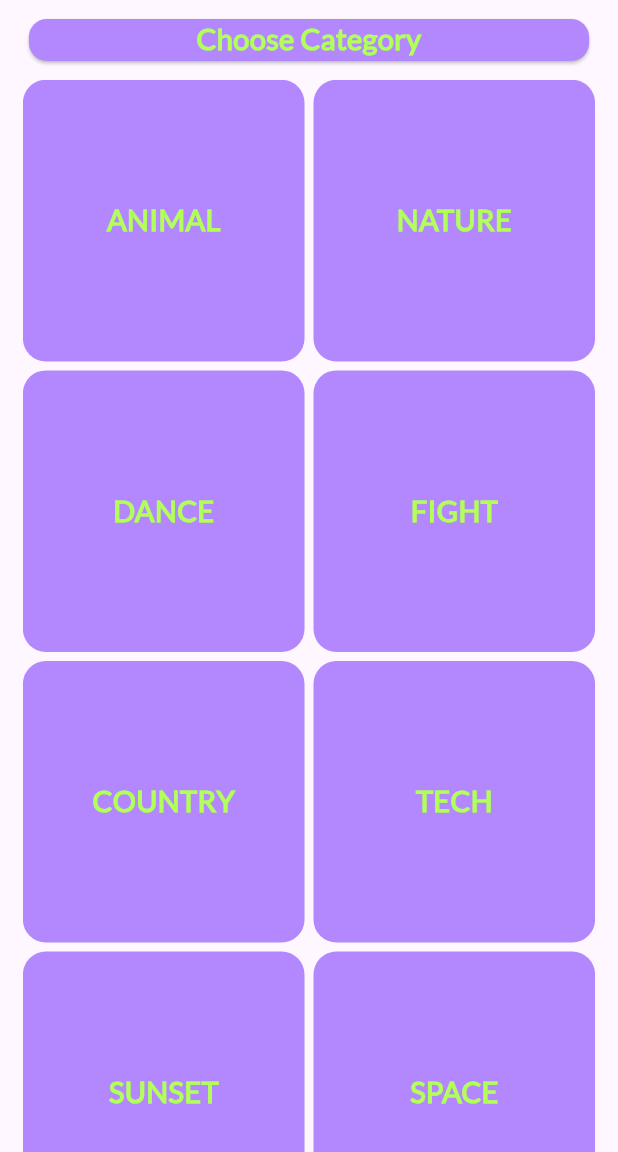
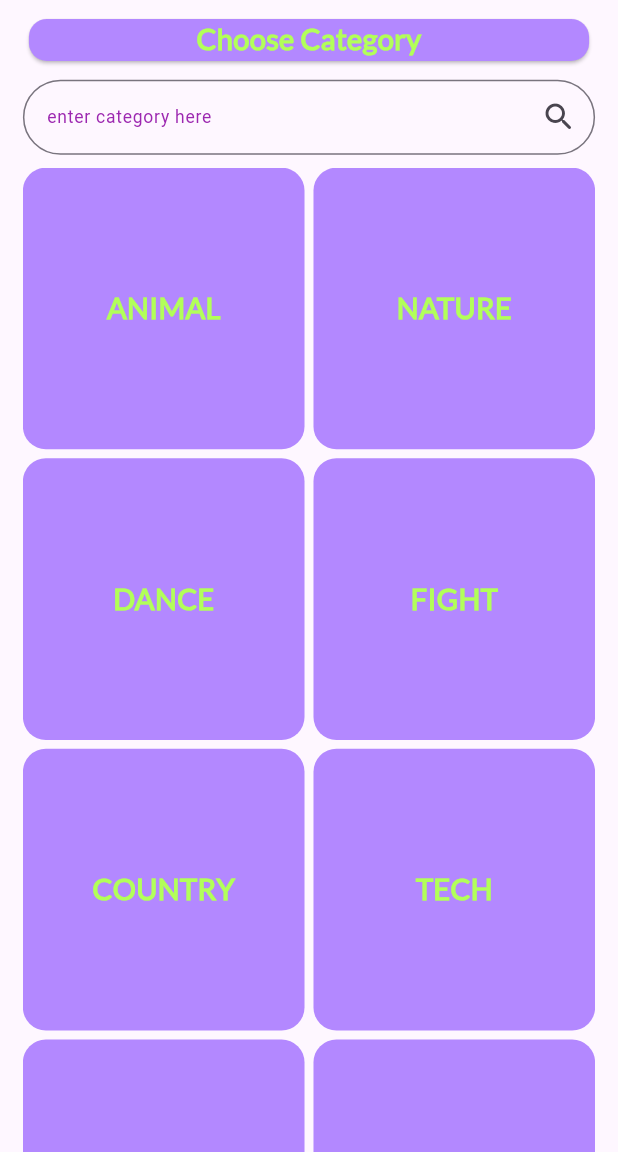
Before and after one commit to Tejaskt/vidzy, a Flutter app: the screen it shows after launch, on a phone screen of 412 x 824 dp, the part 84-1236 px from its top. Run offline on Flutter 3.47's test engine with Material 3 defaults, Android fonts, the phone set to English and light mode, and no system bars; our stand-ins replace cached_network_image, dio, equatable, flutter_bloc, responsive_sizer, shimmer and 1 more.

Commit message:
feat : search category function added.

```diff
--- a/lib/api/api_client.dart
+++ b/lib/api/api_client.dart
@@ -17,9 +17,8 @@ class APIClient {
     Dio dio = Dio(
         BaseOptions(
             baseUrl: ApiEndPoint.baseUrl,
-            connectTimeout: const Duration(seconds: 10),
-            sendTimeout: const Duration(seconds: 10),
-            receiveTimeout: const Duration(seconds: 10),
+            connectTimeout: const Duration(minutes: 5),
+            receiveTimeout: const Duration(minutes: 3),
           contentType: content
         )
     );
--- a/lib/res/app_strings.dart
+++ b/lib/res/app_strings.dart
@@ -30,6 +30,7 @@ class AppStrings {
 
   /// dashboard screen
   static const String chooseCategory = 'Choose Category';
+  static const String enterCategoryHint = 'enter category here';
 
   /// Video Item
   static const String qualityAuto = 'Auto';
--- a/lib/view/screens/dashboard/dashboard.dart
+++ b/lib/view/screens/dashboard/dashboard.dart
@@ -9,8 +9,12 @@ import 'package:vidzy/view/screens/reel/feed_screen.dart';
 class Dashboard extends StatelessWidget {
   const Dashboard({super.key});
 
+
   @override
   Widget build(BuildContext context) {
+
+    TextEditingController txtController = TextEditingController();
+
     return Scaffold(
       appBar: AppBar(
         backgroundColor: AppColors.deepPurpleAccent,
@@ -26,6 +30,7 @@ class Dashboard extends StatelessWidget {
           child: Column(
             children: [
               spaceH10,
+
               SizedBox(
                 width: .infinity,
                 child: Card(
@@ -41,6 +46,37 @@ class Dashboard extends StatelessWidget {
                 ),
               ),
               spaceH10,
+
+              TextField(
+                controller: txtController,
+                style: AppFonts.latoRegular.copyWith(color: AppColors.purple),
+                decoration: InputDecoration(
+                  hintText: AppStrings.enterCategoryHint,
+                  hintStyle: AppFonts.latoRegular.copyWith(
+                    color: AppColors.purple,
+                  ),
+                  suffixIcon: IconButton(
+                    onPressed: () {
+                      if (txtController.text.isNotEmpty &&
+                          txtController.text != '') {
+                        _navigationToVideoScreen(
+                          videoCategory: txtController.text,
+                          context: context,
+                        );
+                      }
+                    },
+                    icon: Icon(Icons.search_rounded),
+                  ),
+                  border: OutlineInputBorder(
+                    borderRadius: BorderRadius.circular(
+                      Constants.cornerRadius40,
+                    ),
+                  ),
+                ),
+              ),
+
+              spaceH10,
+
               Expanded(
                 child: GridView.builder(
                   itemCount: AppStrings.categoryList.length,
@@ -53,17 +89,17 @@ class Dashboard extends StatelessWidget {
                     final item = AppStrings.categoryList[index];
                     return GestureDetector(
                       onTap: () {
-                        Navigator.push(
-                          context,
-                          MaterialPageRoute(
-                            builder: (context) => FeedScreen(category: item),
-                          ),
+                        _navigationToVideoScreen(
+                          videoCategory: item,
+                          context: context,
                         );
                       },
                       child: Container(
                         decoration: BoxDecoration(
                           color: AppColors.deepPurpleAccent,
-                          borderRadius: BorderRadius.all(Radius.circular(Constants.cornerRadius16)),
+                          borderRadius: BorderRadius.all(
+                            Radius.circular(Constants.cornerRadius16),
+                          ),
                         ),
                         child: Center(
                           child: Text(
@@ -84,4 +120,16 @@ class Dashboard extends StatelessWidget {
       ),
     );
   }
+
+  void _navigationToVideoScreen({
+    required String videoCategory,
+    required BuildContext context,
+  }) {
+    Navigator.push(
+      context,
+      MaterialPageRoute(
+        builder: (context) => FeedScreen(category: videoCategory),
+      ),
+    );
+  }
 }
--- a/lib/view/widgets/video_item.dart
+++ b/lib/view/widgets/video_item.dart
@@ -33,7 +33,7 @@ class VideoItem extends StatefulWidget {
   State<VideoItem> createState() => _VideoItemState();
 }
 
-class _VideoItemState extends State<VideoItem> {
+class _VideoItemState extends State<VideoItem>{
   BetterPlayerController? _betterPlayerController;
   bool _isInitialized = false;
 
@@ -65,6 +65,8 @@ class _VideoItemState extends State<VideoItem> {
         controlsConfiguration: BetterPlayerControlsConfiguration(
           showControls: true,
           enableOverflowMenu: false,
+          enableFullscreen: false,
+          showControlsOnInitialize: false
         ),
       ),
       betterPlayerDataSource: BetterPlayerDataSource(
@@ -88,6 +90,7 @@ class _VideoItemState extends State<VideoItem> {
       }
     });
   }
+
 
   @override
   void didUpdateWidget(covariant VideoItem oldWidget) {
```
